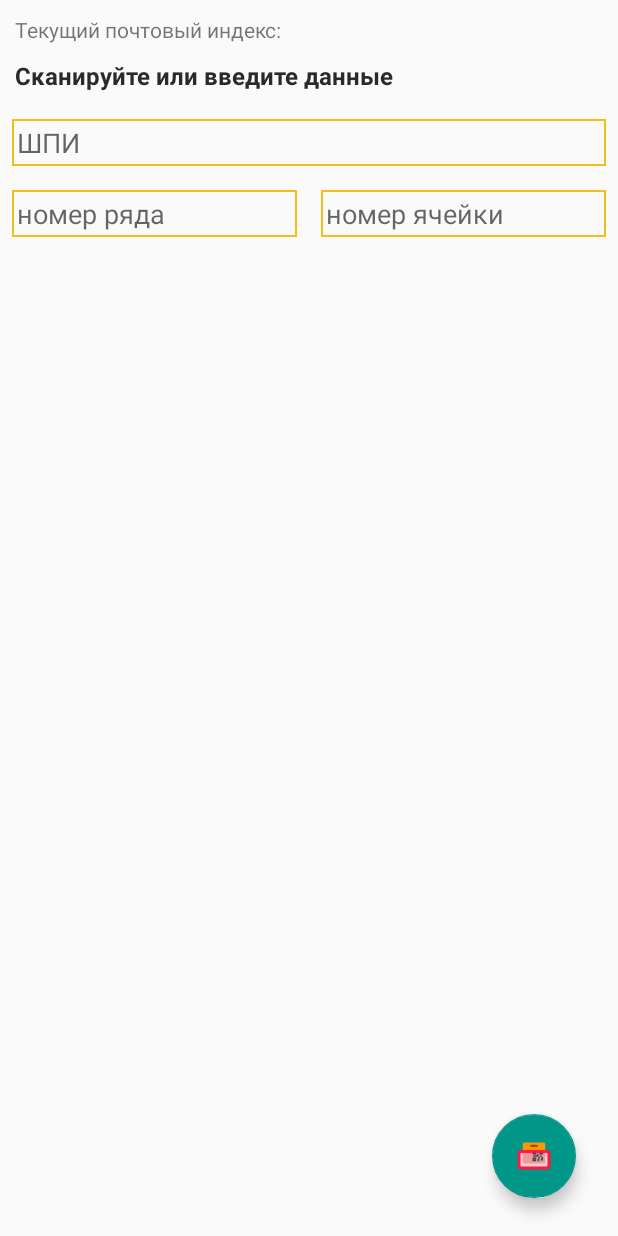
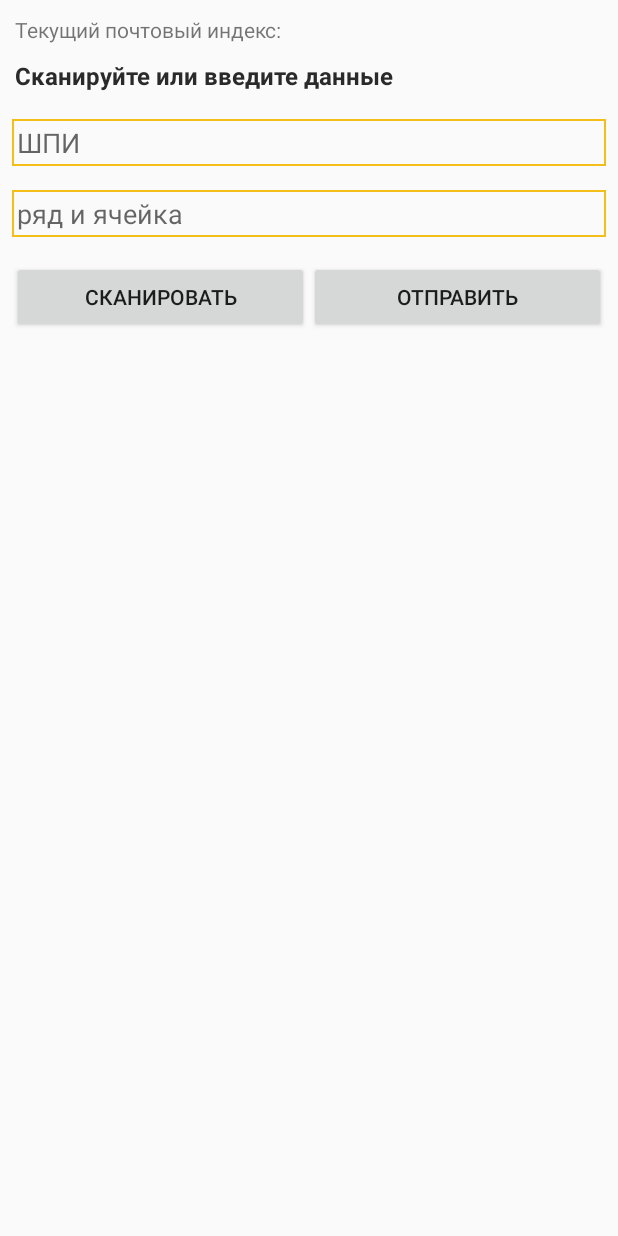
Before and after one commit to Tomas13/SuperMarket, an Android app: the layout activity_scan.xml on its own in the app's theme, with its tools: preview values and no code run, on a phone screen of 412 x 824 dp. Run offline under Robolectric (Android 15) with nearby library versions, the phone set to English and light mode, and no system bars.

Commit message:
do ugly huge buttons, send and scan

```diff
--- a/app/src/main/res/layout/activity_scan.xml
+++ b/app/src/main/res/layout/activity_scan.xml
@@ -60,39 +60,34 @@
             android:layout_height="wrap_content"
             android:layout_margin="8dp"
             android:layout_weight="1"
+            android:background="@drawable/edit_text_background"
+            android:hint="ряд и ячейка"
+            android:imeOptions="flagNoFullscreen"
             android:inputType="numberDecimal"
-            android:background="@drawable/edit_text_background"
-            android:hint="номер ряда"
-            android:imeOptions="flagNoFullscreen"
             android:padding="3dp"
             android:visibility="visible" />
 
-
-        <EditText
-            android:id="@+id/et_cell"
-            android:layout_width="0dp"
-            android:inputType="numberDecimal"
-            android:layout_height="wrap_content"
-            android:layout_margin="8dp"
-            android:layout_weight="1"
-            android:background="@drawable/edit_text_background"
-            android:hint="номер ячейки"
-            android:imeOptions="flagNoFullscreen"
-            android:padding="3dp"
-            android:visibility="visible" />
     </LinearLayout>
 
 
-    <android.support.design.widget.FloatingActionButton
-        android:id="@+id/btn_scan"
-        android:layout_width="196dp"
-        android:layout_height="196dp"
-        android:layout_alignEnd="@+id/et_postcode"
-        android:layout_alignParentBottom="true"
-        android:layout_alignRight="@+id/et_postcode"
-        android:layout_marginBottom="25dp"
-        android:layout_marginEnd="20dp"
-        android:layout_marginRight="20dp"
-        app:fabSize="normal"
-        app:srcCompat="@drawable/scan" />
+    <LinearLayout
+        android:layout_margin="8dp"
+        android:layout_width="match_parent"
+        android:layout_height="wrap_content"
+        android:layout_below="@id/ll_row_cell">
+
+        <Button
+            android:id="@+id/btn_scan"
+            android:layout_width="0dp"
+            android:layout_height="wrap_content"
+            android:layout_weight="1"
+            android:text="@string/scan" />
+
+        <Button
+            android:id="@+id/btn_send"
+            android:layout_width="0dp"
+            android:layout_height="wrap_content"
+            android:layout_weight="1"
+            android:text="@string/send" />
+    </LinearLayout>
 </RelativeLayout>
--- a/app/src/main/res/menu/scan_menu.xml
+++ b/app/src/main/res/menu/scan_menu.xml
@@ -8,11 +8,11 @@
         android:icon="@android:drawable/ic_menu_manage"
         android:title="Смена тех индекса"
         app:showAsAction="ifRoom" />
-
+<!--
     <item
         android:id="@+id/menu_send_data"
         android:enabled="true"
         android:icon="@android:drawable/ic_menu_send"
         android:title="Отправить"
-        app:showAsAction="always" />
+        app:showAsAction="always" />-->
 </menu>
--- a/app/src/main/res/values/strings.xml
+++ b/app/src/main/res/values/strings.xml
@@ -34,4 +34,6 @@
     <string name="current_post_index">Текущий почтовый индекс: </string>
 
     <string name="nonvalid_data">Формат введенных данных не верен</string>
+    <string name="scan">Сканировать</string>
+    <string name="send">Отправить</string>
 </resources>
```
Also changed, not shown: app/src/main/java/kazpost/kz/supermarket/ui/scanner/ScanActivity.java (+53 -61 lines), app/src/main/res/drawable/scan.png (deleted).
